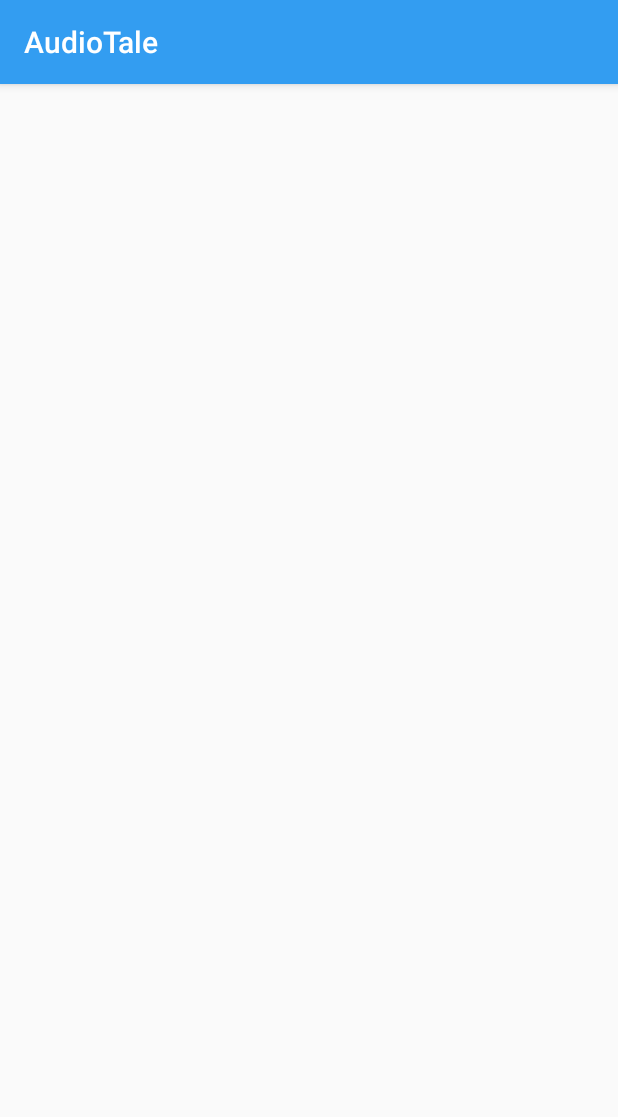
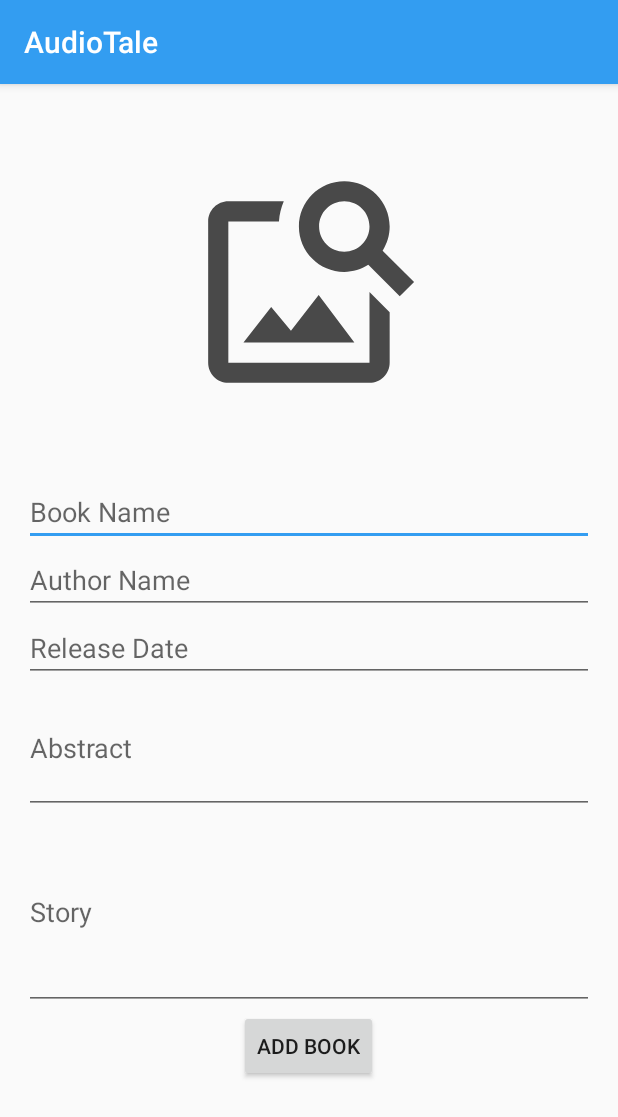
Before and after one commit to rohan-s-abraham/AudioTale, an Android app: the AdminHomeActivity screen opened directly, with no data from a screen before it, after a tap on "ADD BOOK", on a phone screen of 412 x 824 dp. Shown: the top 1117 px of the screen. Run offline under Robolectric (Android 15) with nearby library versions, the phone set to English and light mode, and no system bars; Roboto replaces fonts that are not available here.

Commit message:
Added a Books-Adding activity in the admin panel

```diff
--- a/app/src/main/java/com/example/audiotale/AddBookActivity.java
+++ /dev/null
@@ -1,13 +0,0 @@
-package com.example.audiotale;
-
-import android.support.v7.app.AppCompatActivity;
-import android.os.Bundle;
-
-public class AddBookActivity extends AppCompatActivity {
-
-    @Override
-    protected void onCreate(Bundle savedInstanceState) {
-        super.onCreate(savedInstanceState);
-        setContentView(R.layout.activity_add_book);
-    }
-}
--- /dev/null
+++ b/app/src/main/java/com/example/audiotale/AddBooksActivity.java
@@ -0,0 +1,89 @@
+package com.example.audiotale;
+
+import android.content.Intent;
+import android.graphics.Bitmap;
+import android.provider.MediaStore;
+import android.support.v7.app.AppCompatActivity;
+import android.os.Bundle;
+import android.view.View;
+import android.widget.EditText;
+import android.widget.ImageView;
+import android.widget.Toast;
+
+import java.io.ByteArrayOutputStream;
+import java.io.IOException;
+
+public class AddBooksActivity extends AppCompatActivity {
+
+    private ImageView ivCoverPhoto;
+    private EditText etBookName, etAuthorName, etReleaseDate, etAbstract, etStory;
+    private DatabaseHelper dbHelper;
+    private byte[] coverPhotoData;
+
+    @Override
+    protected void onCreate(Bundle savedInstanceState) {
+        super.onCreate(savedInstanceState);
+        setContentView(R.layout.activity_add_books);
+
+        ivCoverPhoto = findViewById(R.id.ivCoverPhoto);
+        etBookName = findViewById(R.id.etBookName);
+        etAuthorName = findViewById(R.id.etAuthorName);
+        etReleaseDate = findViewById(R.id.etReleaseDate);
+        etAbstract = findViewById(R.id.etAbstract);
+        etStory = findViewById(R.id.etStory);
+        dbHelper = new DatabaseHelper(this);
+
+        findViewById(R.id.btnAddBook).setOnClickListener(v -> addBook());
+    }
+
+    public void selectCoverPhoto(View view) {
+        // Open image picker
+        Intent intent = new Intent(Intent.ACTION_PICK);
+        intent.setType("image/*");
+        startActivityForResult(intent, 1);
+    }
+
+    @Override
+    protected void onActivityResult(int requestCode, int resultCode, Intent data) {
+        super.onActivityResult(requestCode, resultCode, data);
+        if (requestCode == 1 && resultCode == RESULT_OK && data != null && data.getData() != null) {
+            try {
+                Bitmap bitmap = MediaStore.Images.Media.getBitmap(this.getContentResolver(), data.getData());
+                ivCoverPhoto.setImageBitmap(bitmap);
+                coverPhotoData = convertBitmapToByteArray(bitmap);
+            } catch (IOException e) {
+                e.printStackTrace();
+            }
+        }
+    }
+
+    private byte[] convertBitmapToByteArray(Bitmap bitmap) {
+        ByteArrayOutputStream stream = new ByteArrayOutputStream();
+        bitmap.compress(Bitmap.CompressFormat.PNG, 100, stream);
+        return stream.toByteArray();
+    }
+
+    private void addBook() {
+        String name = etBookName.getText().toString().trim();
+        String author = etAuthorName.getText().toString().trim();
+        String releaseDate = etReleaseDate.getText().toString().trim();
+        String bookAbstract = etAbstract.getText().toString().trim();
+        String story = etStory.getText().toString().trim();
+
+        if (coverPhotoData != null && !name.isEmpty() && !author.isEmpty() && !releaseDate.isEmpty()
+                && !bookAbstract.isEmpty() && !story.isEmpty()) {
+
+
+            long result = dbHelper.addBook(name, author, releaseDate, bookAbstract, story, coverPhotoData);
+
+            if (result != -1) {
+                Toast.makeText(this, "Book added successfully!", Toast.LENGTH_SHORT).show();
+                finish(); // Close activity after adding
+            } else {
+                Toast.makeText(this, "Failed to add book. Try again!", Toast.LENGTH_SHORT).show();
+            }
+        } else {
+            Toast.makeText(this, "Please fill all fields and select a cover photo.", Toast.LENGTH_SHORT).show();
+        }
+    }
+}
--- a/app/src/main/java/com/example/audiotale/AdminHomeActivity.java
+++ b/app/src/main/java/com/example/audiotale/AdminHomeActivity.java
@@ -55,7 +55,7 @@ public class AdminHomeActivity extends AppCompatActivity {
 
     private void openAddBook() {
         // Intent to navigate to Add Book Activity
-        Intent intent = new Intent(AdminHomeActivity.this, AddBookActivity.class);
+        Intent intent = new Intent(AdminHomeActivity.this, AddBooksActivity.class);
         startActivity(intent);
     }
 
--- /dev/null
+++ b/app/src/main/res/drawable/ic_cover_placeholder.xml
@@ -0,0 +1,5 @@
+<vector android:alpha="0.71" android:height="24dp"
+    android:tint="#000000" android:viewportHeight="24"
+    android:viewportWidth="24" android:width="24dp" xmlns:android="http://schemas.android.com/apk/res/android">
+    <path android:fillColor="@android:color/white" android:pathData="M18,13v7L4,20L4,6h5.02c0.05,-0.71 0.22,-1.38 0.48,-2L4,4c-1.1,0 -2,0.9 -2,2v14c0,1.1 0.9,2 2,2h14c1.1,0 2,-0.9 2,-2v-5l-2,-2zM16.5,18h-11l2.75,-3.53 1.96,2.36 2.75,-3.54zM19.3,8.89c0.44,-0.7 0.7,-1.51 0.7,-2.39C20,4.01 17.99,2 15.5,2S11,4.01 11,6.5s2.01,4.5 4.49,4.5c0.88,0 1.7,-0.26 2.39,-0.7L21,13.42 22.42,12 19.3,8.89zM15.5,9C14.12,9 13,7.88 13,6.5S14.12,4 15.5,4 18,5.12 18,6.5 16.88,9 15.5,9z"/>
+</vector>
--- /dev/null
+++ b/app/src/main/res/layout/activity_add_books.xml
@@ -0,0 +1,90 @@
+<?xml version="1.0" encoding="utf-8"?>
+<android.support.constraint.ConstraintLayout xmlns:android="http://schemas.android.com/apk/res/android"
+    xmlns:app="http://schemas.android.com/apk/res-auto"
+    xmlns:tools="http://schemas.android.com/tools"
+    android:layout_width="match_parent"
+    android:layout_height="match_parent"
+    tools:context=".AddBooksActivity">
+
+    <!-- activity_add_book.xml -->
+
+    <ScrollView
+        android:layout_width="match_parent"
+        android:layout_height="match_parent">
+
+        <LinearLayout
+            android:layout_width="match_parent"
+            android:layout_height="wrap_content"
+            android:orientation="vertical"
+            android:padding="16dp">
+
+            <!-- Cover Photo -->
+
+            <!-- Name -->
+            <Space
+                android:layout_width="378dp"
+                android:layout_height="35dp" />
+
+            <ImageView
+                android:id="@+id/ivCoverPhoto"
+                android:layout_width="180dp"
+                android:layout_height="161dp"
+                android:layout_gravity="center"
+                android:contentDescription="Cover Photo"
+                android:onClick="selectCoverPhoto"
+                android:src="@drawable/ic_cover_placeholder" />
+
+            <Space
+                android:layout_width="376dp"
+                android:layout_height="50dp" />
+
+            <EditText
+                android:id="@+id/etBookName"
+                android:layout_width="match_parent"
+                android:layout_height="wrap_content"
+                android:hint="Book Name" />
+
+            <!-- Author Name -->
+            <EditText
+                android:id="@+id/etAuthorName"
+                android:layout_width="match_parent"
+                android:layout_height="wrap_content"
+                android:hint="Author Name" />
+
+            <!-- Release Date -->
+            <EditText
+                android:id="@+id/etReleaseDate"
+                android:layout_width="match_parent"
+                android:layout_height="wrap_content"
+                android:hint="Release Date" />
+
+            <!-- Abstract -->
+            <EditText
+                android:id="@+id/etAbstract"
+                android:layout_width="match_parent"
+                android:layout_height="wrap_content"
+                android:hint="Abstract"
+                android:minLines="3"
+                android:maxLines="5" />
+
+            <!-- Full Story -->
+            <EditText
+                android:id="@+id/etStory"
+                android:layout_width="match_parent"
+                android:layout_height="wrap_content"
+                android:hint="Story"
+                android:minLines="5"
+                android:maxLines="10" />
+
+            <!-- Add Book Button -->
+            <Button
+                android:id="@+id/btnAddBook"
+                android:layout_width="wrap_content"
+                android:layout_height="wrap_content"
+                android:layout_gravity="center"
+                android:text="Add Book" />
+        </LinearLayout>
+    </ScrollView>
+
+
+</android.support.constraint.ConstraintLayout>
```
Also changed, not shown: app/src/main/AndroidManifest.xml (+2 -5 lines), app/src/main/java/com/example/audiotale/Book.java (added, +80 -0 lines), app/src/main/java/com/example/audiotale/DatabaseHelper.java (+102 -2 lines).
